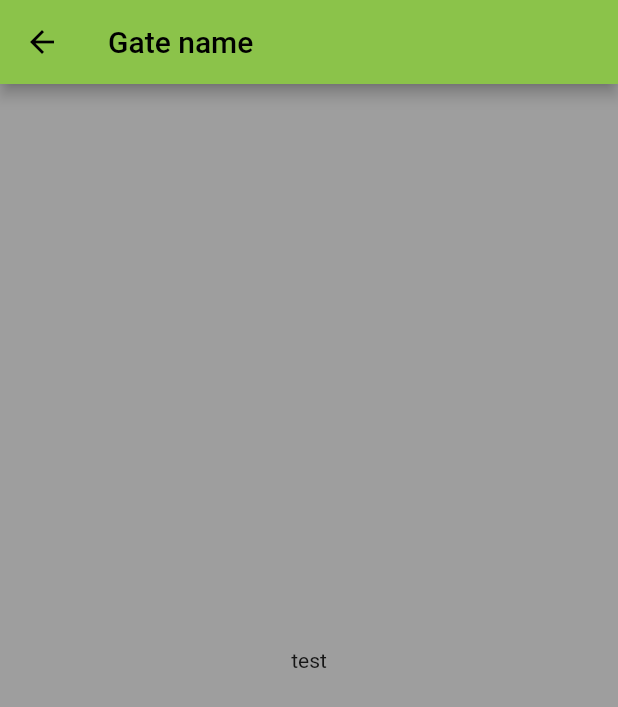
After one commit to theiotproject/virtual-key, a Flutter app: the GateKey screen opened by its route, on a phone screen of 412 x 824 dp. The commit adds this screen. Shown: the top 707 px of the screen. Run offline on Flutter 3.47's test engine with Material 2 defaults, Android fonts, the phone set to English and light mode, and no system bars; our stand-ins replace qr_flutter.

Commit message:
Go to gate key page when gate is clicked

```diff
--- /dev/null
+++ b/lib/gate_key.dart
@@ -0,0 +1,17 @@
+import 'package:flutter/material.dart';
+
+class GateKey extends StatelessWidget {
+  const GateKey({Key? key}) : super(key: key);
+
+  @override
+  Widget build(BuildContext context) {
+    return Scaffold(
+      appBar: AppBar(
+        title: const Text('Gate name'),
+      ),
+      body: const Center(
+        child: Text('test'),
+      ),
+    );
+  }
+}
--- a/lib/main.dart
+++ b/lib/main.dart
@@ -1,5 +1,6 @@
 import 'package:flutter/material.dart';
 import 'package:virtual_key/emergency_open.dart';
+import 'package:virtual_key/gate_key.dart';
 import 'package:virtual_key/home.dart';
 import 'package:virtual_key/login.dart';
 import 'package:virtual_key/user_gates.dart';
@@ -25,7 +26,8 @@ class MyApp extends StatelessWidget {
         '/': (context) => const Home(),
         '/emergency_open': (context) => const EmergencyOpen(),
         '/login': (context) => const Login(),
-        '/user_gates': (context) => const UserGates()
+        '/user_gates': (context) => const UserGates(),
+        '/gate_key': (context) => const GateKey()
       },
     );
   }
```
Also changed, not shown: lib/user_gates.dart (+5 -2 lines).
